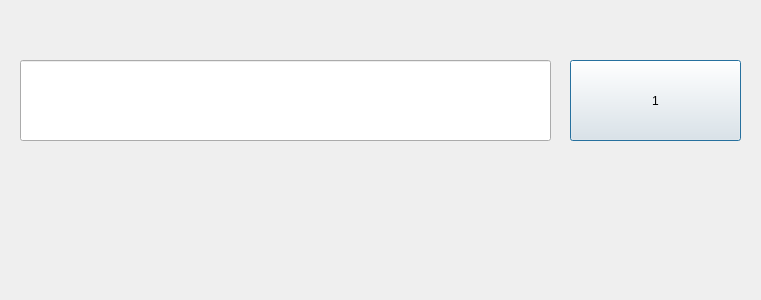
This is calculator.ui in sigmarion1/python-pyqt5 as Qt 5 draws it before an edit. The edited form follows.
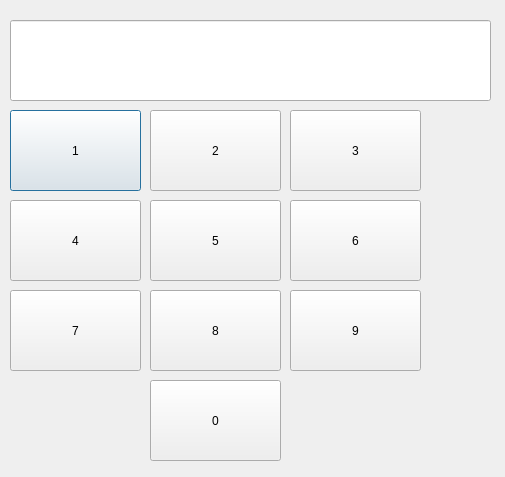
This is the edited form.

Commit message: add click button event

Diff of the .ui file:
```diff
--- a/calculator.ui
+++ b/calculator.ui
@@ -6,8 +6,8 @@
    <rect>
     <x>0</x>
     <y>0</y>
-    <width>761</width>
-    <height>300</height>
+    <width>505</width>
+    <height>477</height>
    </rect>
   </property>
   <property name="windowTitle">
@@ -16,9 +16,9 @@
   <widget class="QLineEdit" name="q_lineedit">
    <property name="geometry">
     <rect>
-     <x>20</x>
-     <y>60</y>
-     <width>531</width>
+     <x>10</x>
+     <y>20</y>
+     <width>481</width>
      <height>81</height>
     </rect>
    </property>
@@ -26,9 +26,9 @@
   <widget class="QPushButton" name="num_pushbutton_1">
    <property name="geometry">
     <rect>
-     <x>570</x>
-     <y>60</y>
-     <width>171</width>
+     <x>10</x>
+     <y>110</y>
+     <width>131</width>
      <height>81</height>
     </rect>
    </property>
@@ -36,6 +36,123 @@
     <string>1</string>
    </property>
   </widget>
+  <widget class="QPushButton" name="num_pushbutton_2">
+   <property name="geometry">
+    <rect>
+     <x>150</x>
+     <y>110</y>
+     <width>131</width>
+     <height>81</height>
+    </rect>
+   </property>
+   <property name="text">
+    <string>2</string>
+   </property>
+  </widget>
+  <widget class="QPushButton" name="num_pushbutton_3">
+   <property name="geometry">
+    <rect>
+     <x>290</x>
+     <y>110</y>
+     <width>131</width>
+     <height>81</height>
+    </rect>
+   </property>
+   <property name="text">
+    <string>3</string>
+   </property>
+  </widget>
+  <widget class="QPushButton" name="num_pushbutton_4">
+   <property name="geometry">
+    <rect>
+     <x>10</x>
+     <y>200</y>
+     <width>131</width>
+     <height>81</height>
+    </rect>
+   </property>
+   <property name="text">
+    <string>4</string>
+   </property>
+  </widget>
+  <widget class="QPushButton" name="num_pushbutton_5">
+   <property name="geometry">
+    <rect>
+     <x>150</x>
+     <y>200</y>
+     <width>131</width>
+     <height>81</height>
+    </rect>
+   </property>
+   <property name="text">
+    <string>5</string>
+   </property>
+  </widget>
+  <widget class="QPushButton" name="num_pushbutton_6">
+   <property name="geometry">
+    <rect>
+     <x>290</x>
+     <y>200</y>
+     <width>131</width>
+     <height>81</height>
+    </rect>
+   </property>
+   <property name="text">
+    <string>6</string>
+   </property>
+  </widget>
+  <widget class="QPushButton" name="num_pushbutton_7">
+   <property name="geometry">
+    <rect>
+     <x>10</x>
+     <y>290</y>
+     <width>131</width>
+     <height>81</height>
+    </rect>
+   </property>
+   <property name="text">
+    <string>7</string>
+   </property>
+  </widget>
+  <widget class="QPushButton" name="num_pushbutton_8">
+   <property name="geometry">
+    <rect>
+     <x>150</x>
+     <y>290</y>
+     <width>131</width>
+     <height>81</height>
+    </rect>
+   </property>
+   <property name="text">
+    <string>8</string>
+   </property>
+  </widget>
+  <widget class="QPushButton" name="num_pushbutton_9">
+   <property name="geometry">
+    <rect>
+     <x>290</x>
+     <y>290</y>
+     <width>131</width>
+     <height>81</height>
+    </rect>
+   </property>
+   <property name="text">
+    <string>9</string>
+   </property>
+  </widget>
+  <widget class="QPushButton" name="num_pushbutton_0">
+   <property name="geometry">
+    <rect>
+     <x>150</x>
+     <y>380</y>
+     <width>131</width>
+     <height>81</height>
+    </rect>
+   </property>
+   <property name="text">
+    <string>0</string>
+   </property>
+  </widget>
  </widget>
  <resources/>
  <connections/>
```
The commit also changes 2 other files.
